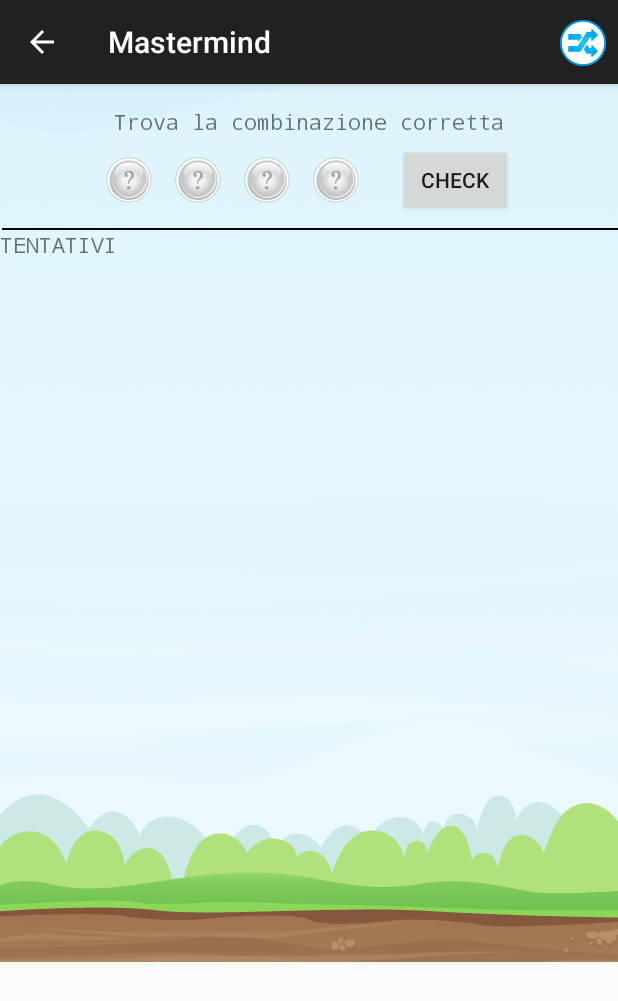
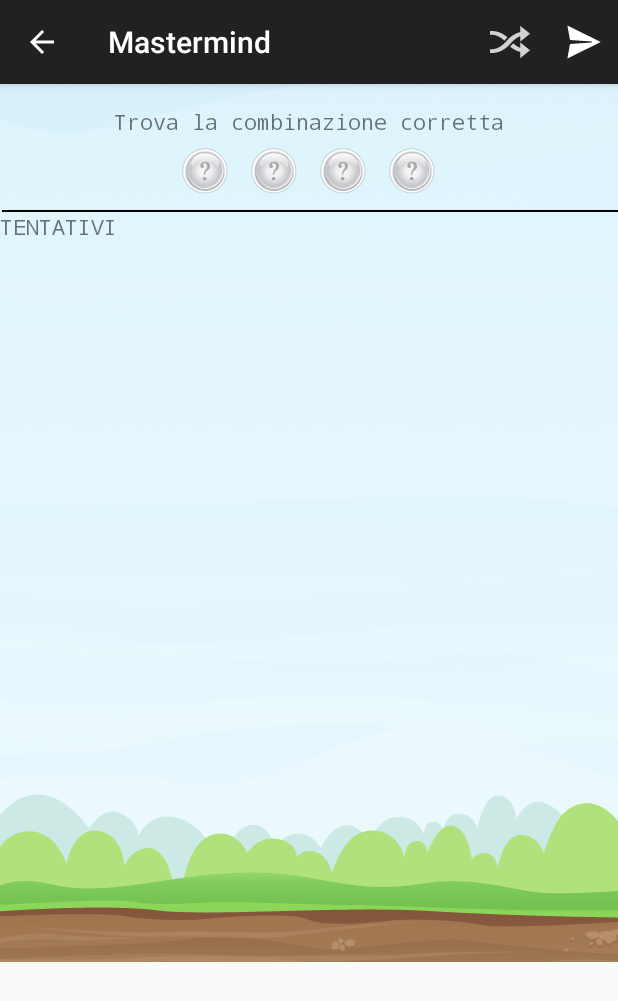
Before and after one commit to FraCas92/Mastermind, an Android app: the SinglePlayerGamePlay screen opened directly, with no data from a screen before it, on a phone screen of 412 x 824 dp. Shown: the top 1001 px of the screen. Run offline under Robolectric (Android 15) with nearby library versions, the phone set to English and light mode, and no system bars.

Commit message:
Sostituito bottone Check con tasto sull'actionBar, modificata icona random e disabilitato il landscape mode.

```diff
--- a/BaseGameUtils/build.gradle
+++ b/BaseGameUtils/build.gradle
@@ -12,8 +12,8 @@
 
 dependencies {
     compile 'com.google.android.gms:play-services:4.4.52'
-    compile 'com.android.support:appcompat-v7:+'
-    compile 'com.android.support:support-v4:+'
+    compile 'com.android.support:appcompat-v7:19.1.0'
+    compile 'com.android.support:support-v4:19.1.0'
 }
 
 android {
--- a/app/build.gradle
+++ b/app/build.gradle
@@ -23,6 +23,6 @@
     compile fileTree(include: ['*.jar'], dir: 'libs')
     compile 'com.google.android.gms:play-services:4.4.52'
     compile project(':BaseGameUtils')
-    compile 'com.android.support:appcompat-v7:+'
-    compile 'com.android.support:support-v4:+'
+    compile 'com.android.support:appcompat-v7:19.1.0'
+    compile 'com.android.support:support-v4:19.1.0'
 }
--- a/app/src/main/AndroidManifest.xml
+++ b/app/src/main/AndroidManifest.xml
@@ -12,6 +12,7 @@
         <activity
             android:name="com.example.mastermind.app.MainActivity"
             android:theme="@style/Theme.AppCompat.Light.DarkActionBar"
+            android:screenOrientation="sensorPortrait"
             android:label="@string/app_name" >
             <intent-filter>
                 <action android:name="android.intent.action.MAIN" />
@@ -23,6 +24,7 @@
             android:name="com.example.mastermind.app.SinglePlayerGamePlay"
             android:label="@string/app_name"
             android:theme="@style/Theme.AppCompat.Light.DarkActionBar"
+            android:screenOrientation="nosensor"
             android:parentActivityName="com.example.mastermind.app.MainActivity" >
             <!-- Parent activity meta-data to support API level 7+ -->
             <meta-data
@@ -33,6 +35,7 @@
             android:name="com.example.mastermind.app.MultiPlayerGamePlay"
             android:label="@string/app_name"
             android:theme="@style/Theme.AppCompat.Light.DarkActionBar"
+            android:screenOrientation="nosensor"
             android:parentActivityName="com.example.mastermind.app.MultiPlayerChooseGameActivity" >
             <!-- Parent activity meta-data to support API level 7+ -->
             <meta-data
@@ -45,6 +48,7 @@
             android:name="com.example.mastermind.app.MultiPlayerChooseGameActivity"
             android:label="@string/app_name"
             android:theme="@style/Theme.AppCompat.Light.DarkActionBar"
+            android:screenOrientation="sensorPortrait"
             android:parentActivityName="com.example.mastermind.app.MainActivity" >
             <!-- Parent activity meta-data to support API level 7+ -->
             <meta-data
--- a/app/src/main/java/com/example/mastermind/app/HelpActivity.java
+++ b/app/src/main/java/com/example/mastermind/app/HelpActivity.java
@@ -28,9 +28,9 @@
         // automatically handle clicks on the Home/Up button, so long
         // as you specify a parent activity in AndroidManifest.xml.
         int id = item.getItemId();
-        if (id == R.id.action_settings) {
-            return true;
-        }
+//        if (id == R.id.action_settings) {
+//            return true;
+//        }
         return super.onOptionsItemSelected(item);
     }
 }
--- a/app/src/main/res/layout/activity_single_player.xml
+++ b/app/src/main/res/layout/activity_single_player.xml
@@ -19,7 +19,7 @@
 
     <LinearLayout
         android:layout_width="wrap_content"
-        android:layout_height="wrap_content"
+        android:layout_height="36dp"
         android:layout_gravity="center" >
 
         <ImageView
@@ -73,16 +73,16 @@
             android:layout_height="match_parent"
             android:src="@drawable/ic_help" />
 
-        <Button
-            android:id="@+id/button1"
-            style="?android:attr/buttonStyleSmall"
-            android:layout_width="wrap_content"
-            android:layout_height="wrap_content"
-            android:onClick="onCheckClicked"
-            android:text="Check"
-            android:layout_marginLeft="25dp"
-            android:paddingLeft="15dp"
-            android:paddingRight="15dp" />
+        <!--<Button-->
+            <!--android:id="@+id/button1"-->
+            <!--style="?android:attr/buttonStyleSmall"-->
+            <!--android:layout_width="wrap_content"-->
+            <!--android:layout_height="wrap_content"-->
+            <!--android:onClick="onCheckClicked"-->
+            <!--android:text="Check"-->
+            <!--android:layout_marginLeft="25dp"-->
+            <!--android:paddingLeft="15dp"-->
+            <!--android:paddingRight="15dp" />-->
     </LinearLayout>
 
     <TextView
--- a/app/src/main/res/menu/single_player_game_play.xml
+++ b/app/src/main/res/menu/single_player_game_play.xml
@@ -4,7 +4,12 @@
     tools:context="com.example.mastermind.app.SinglePlayerGamePlay" >
     <item android:id="@+id/action_random"
         android:title="@string/action_settings"
-        android:icon="@drawable/ic_random"
+        android:icon="@drawable/ic_action_shuffle"
         android:orderInCategory="100"
         app:showAsAction="ifRoom" />
+    <item android:id="@+id/action_send"
+        android:title="@string/action_settings"
+        android:icon="@drawable/ic_action_send"
+        android:orderInCategory="101"
+        app:showAsAction="ifRoom" />
 </menu>
```
Also changed, not shown: app/src/main/java/com/example/mastermind/app/HelpActivity2.java (+4 -4 lines), app/src/main/java/com/example/mastermind/app/MultiPlayerGamePlay.java (+15 -7 lines), app/src/main/java/com/example/mastermind/app/SinglePlayerGamePlay.java (+15 -6 lines), app/src/main/res/menu/help.xml (+4 -4 lines), app/src/main/res/menu/main.xml (+4 -4 lines), app/src/main/res/drawable-hdpi/ic_action_send.png (added), app/src/main/res/drawable-hdpi/ic_action_shuffle.png (added).
